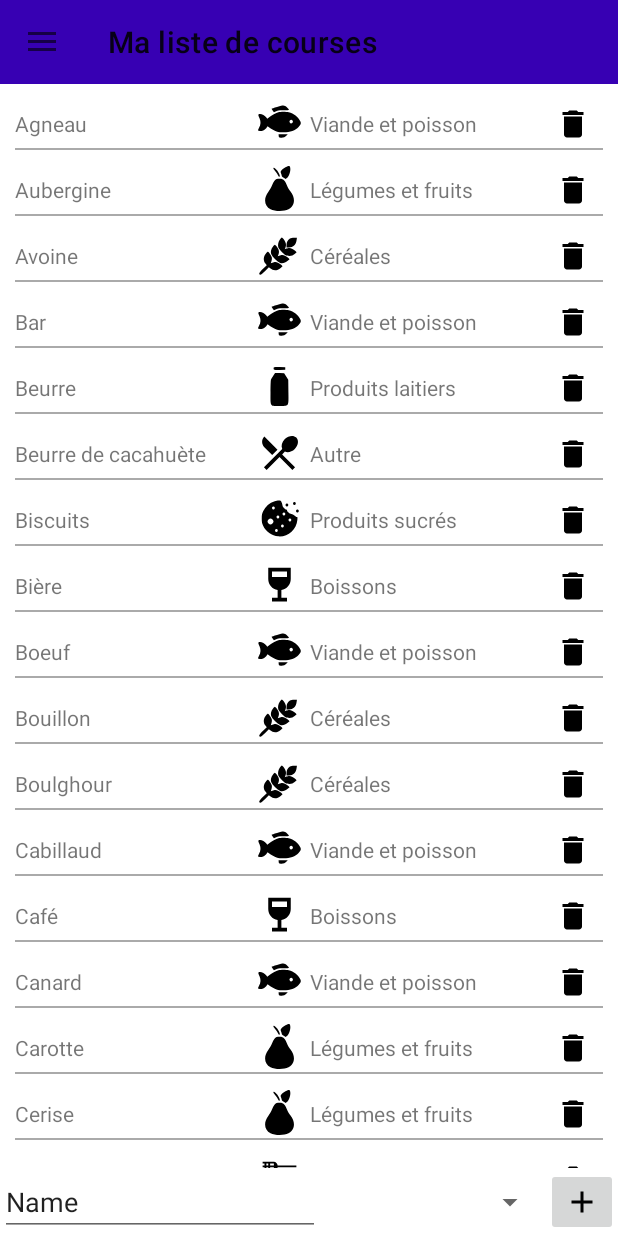
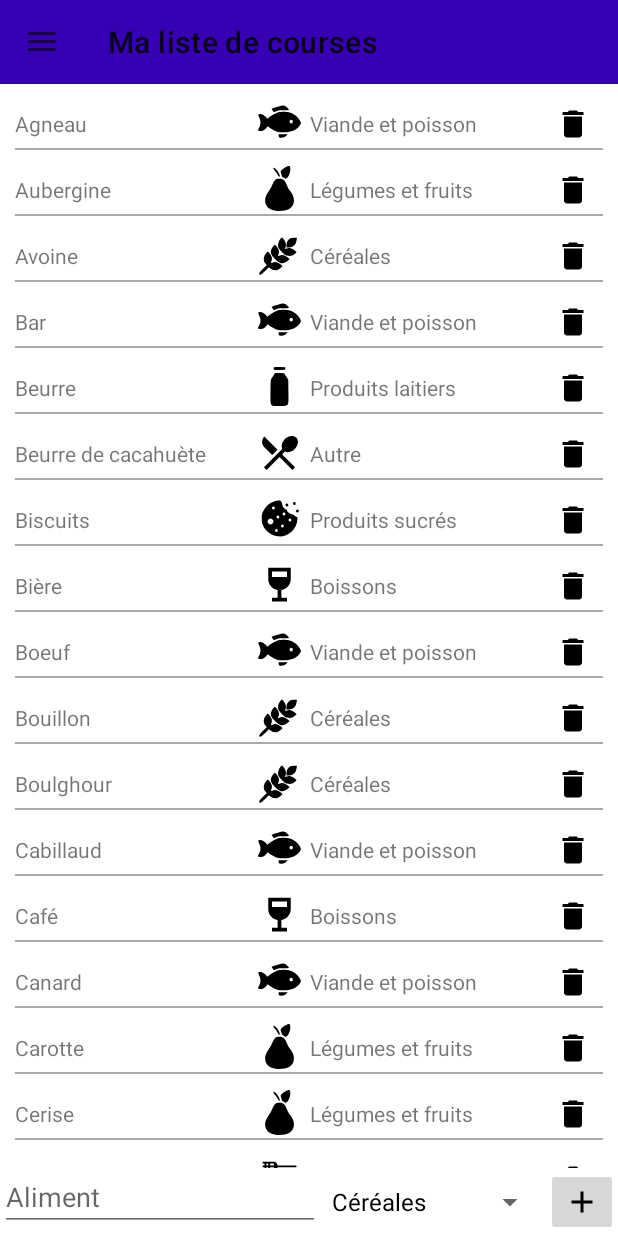
Before and after one commit to matthieudufon/ShoppingList, an Android app: the screen it shows after launch (MainActivity), in the side drawer, after a tap on "Mes aliments", on a phone screen of 412 x 824 dp. Run offline under Robolectric (Android 15) with nearby library versions, the phone set to English and light mode, and no system bars; our stand-ins replace Room's generated code.

Commit message:
Add feature to insert new Aliments in DB

```diff
--- a/app/src/main/java/fr/utt/if26/shoppinglist/AlimentsFragment.java
+++ b/app/src/main/java/fr/utt/if26/shoppinglist/AlimentsFragment.java
@@ -10,16 +10,31 @@ import androidx.recyclerview.widget.RecyclerView;
 import android.view.LayoutInflater;
 import android.view.View;
 import android.view.ViewGroup;
+import android.widget.AdapterView;
+import android.widget.ArrayAdapter;
+import android.widget.EditText;
+import android.widget.ImageButton;
+import android.widget.Spinner;
+
+import java.util.ArrayList;
+import java.util.List;
 
 import fr.utt.if26.shoppinglist.adapters.AlimentListAdapter;
+import fr.utt.if26.shoppinglist.entities.AlimentEntity;
 import fr.utt.if26.shoppinglist.viewModels.AlimentViewModel;
 
 
-public class AlimentsFragment extends Fragment {
+public class AlimentsFragment extends Fragment implements AdapterView.OnItemSelectedListener {
 
-    RecyclerView recyclerView;
+    private RecyclerView recyclerView;
+    private EditText editTextNom;
+    private Spinner spinnerCategorie;
+    private ImageButton validateButton;
 
     private static AlimentViewModel alimentViewModel;
+
+    private List<String> spinnerOptions = new ArrayList<String>();
+    private String spinnerChoice = "Céréales";
 
     public AlimentsFragment() {
 
@@ -29,6 +44,10 @@ public class AlimentsFragment extends Fragment {
     public View onCreateView(LayoutInflater inflater, ViewGroup container, Bundle savedInstanceState) {
         View result = inflater.inflate(R.layout.fragment_aliments, container, false);
 
+        editTextNom = result.findViewById(R.id.fragment_aliments_et);
+        spinnerCategorie = result.findViewById(R.id.fragment_aliments_spinner);
+        validateButton = result.findViewById(R.id.fragment_aliments_ib);
+
         recyclerView = result.findViewById(R.id.fragment_aliments_rv);
         final AlimentListAdapter adapter = new AlimentListAdapter(new AlimentListAdapter.AlimentDiff());
         recyclerView.setAdapter(adapter);
@@ -37,6 +56,31 @@ public class AlimentsFragment extends Fragment {
         alimentViewModel = new ViewModelProvider(this).get(AlimentViewModel.class);
         alimentViewModel.getAllAliments().observe(getViewLifecycleOwner(), adapter::submitList);
 
+        spinnerOptions.add("Céréales");
+        spinnerOptions.add("Boissons");
+        spinnerOptions.add("Viande et poisson");
+        spinnerOptions.add("Légumes et fruits");
+        spinnerOptions.add("Produits sucrés");
+        spinnerOptions.add("Produits laitiers");
+        spinnerOptions.add("Plats composés");
+        spinnerOptions.add("Autre");
+        spinnerCategorie.setOnItemSelectedListener(this);
+
+        ArrayAdapter spinnerAdapter = new ArrayAdapter(result.getContext(), androidx.appcompat.R.layout.support_simple_spinner_dropdown_item, spinnerOptions);
+        spinnerAdapter.setDropDownViewResource(androidx.appcompat.R.layout.support_simple_spinner_dropdown_item);
+        spinnerCategorie.setAdapter(spinnerAdapter);
+
+        validateButton.setOnClickListener(new View.OnClickListener() {
+            @Override
+            public void onClick(View view) {
+                if (!editTextNom.getText().toString().equals("")) {
+                    AlimentEntity aliment = new AlimentEntity(editTextNom.getText().toString(), spinnerChoice);
+                    alimentViewModel.insert(aliment);
+                    editTextNom.setText("");
+                }
+            }
+        });
+
         return result;
     }
 
@@ -44,4 +88,12 @@ public class AlimentsFragment extends Fragment {
         return alimentViewModel;
     }
 
+    @Override
+    public void onItemSelected(AdapterView<?> adapterView, View view, int i, long l) {
+        spinnerChoice = spinnerOptions.get(i);
+    }
+
+    @Override
+    public void onNothingSelected(AdapterView<?> adapterView) {
+    }
 }
--- a/app/src/main/res/layout/fragment_aliments.xml
+++ b/app/src/main/res/layout/fragment_aliments.xml
@@ -39,7 +39,7 @@
                 android:layout_height="wrap_content"
                 android:ems="10"
                 android:inputType="textPersonName"
-                android:text="Name" />
+                android:hint="Aliment" />
 
             <Spinner
                 android:id="@+id/fragment_aliments_spinner"
```
